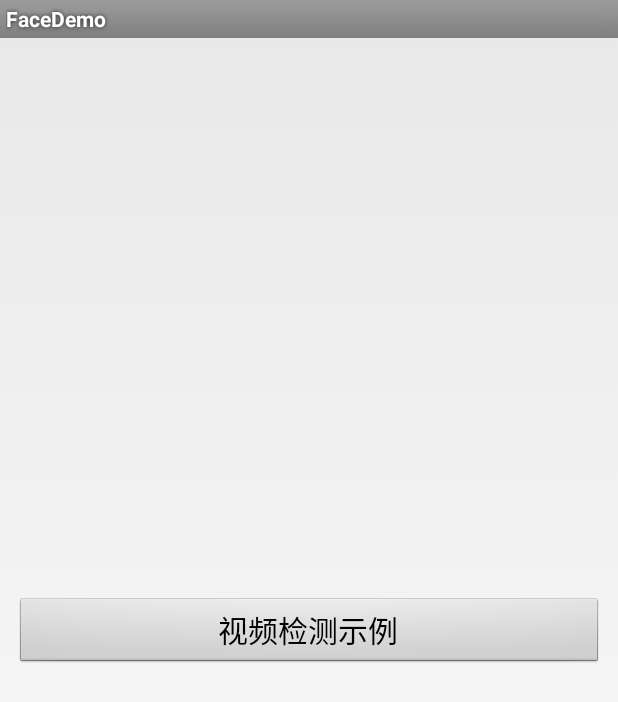
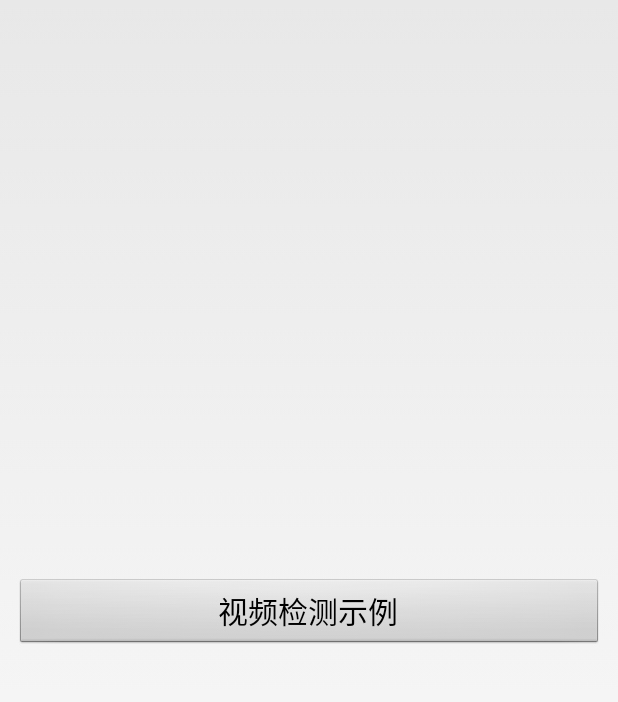
Before and after one commit to CysionLiu/FaceMarker, an Android app: the screen it shows after launch (MainActivity), on a phone screen of 412 x 824 dp. Shown: the top 702 px of the screen. Run offline under Robolectric (Android 15) with nearby library versions, the phone set to English and light mode, and no system bars.

Commit message:
优化代码

```diff
--- a/FaceDemo/app/src/main/res/layout/activity_video_demo.xml
+++ b/FaceDemo/app/src/main/res/layout/activity_video_demo.xml
@@ -12,8 +12,6 @@
 	    android:id="@+id/sfv_face"
 	    android:layout_width="match_parent"
 	    android:layout_height="match_parent"/>
-
-
 
     <RadioGroup
 		android:visibility="gone"
--- a/FaceDemo/app/src/main/res/values/styles.xml
+++ b/FaceDemo/app/src/main/res/values/styles.xml
@@ -4,7 +4,7 @@
         Base application theme, dependent on API level. This theme is replaced
         by AppBaseTheme from res/values-vXX/styles.xml on newer devices.
     -->
-    <style name="AppBaseTheme" parent="android:Theme.Light">
+    <style name="AppBaseTheme" parent="android:Theme.Light.NoTitleBar.Fullscreen">
         <!--
             Theme customizations available in newer API levels can go in
             res/values-vXX/styles.xml, while customizations related to
```
Also changed, not shown: FaceDemo/app/src/main/java/com/iflytek/facedemo/VideoDemo.java (+2 -6 lines).
